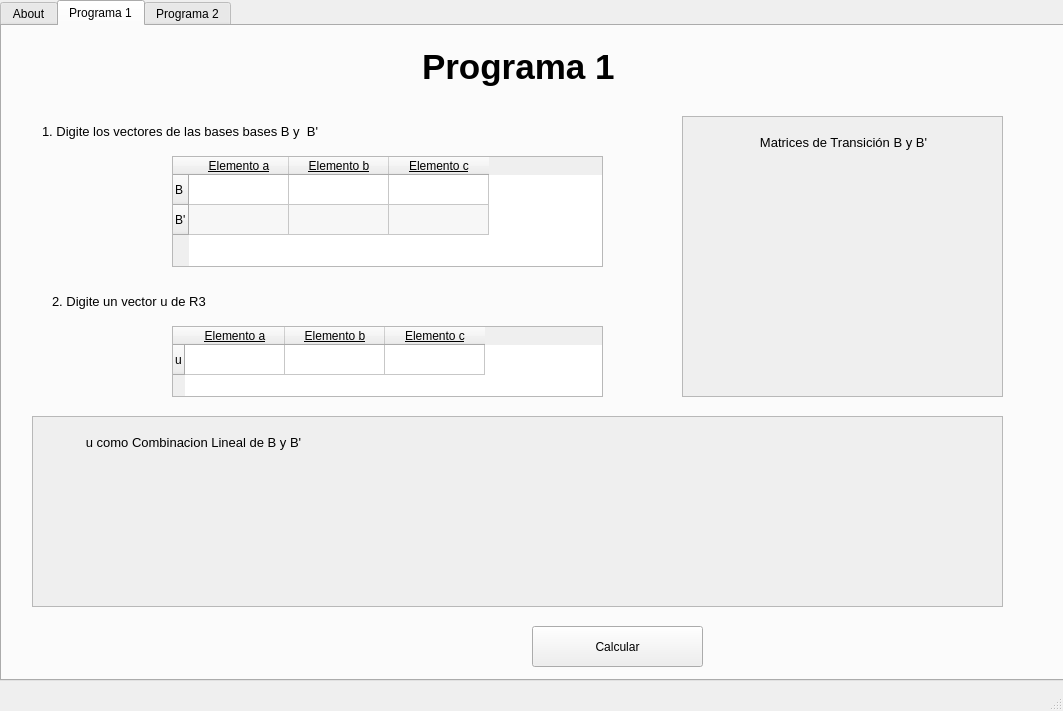
Above: UI/InterfazMenu.ui from bryanjimenezchacon/Progra2Algebra before the change. Below: the same form after it.
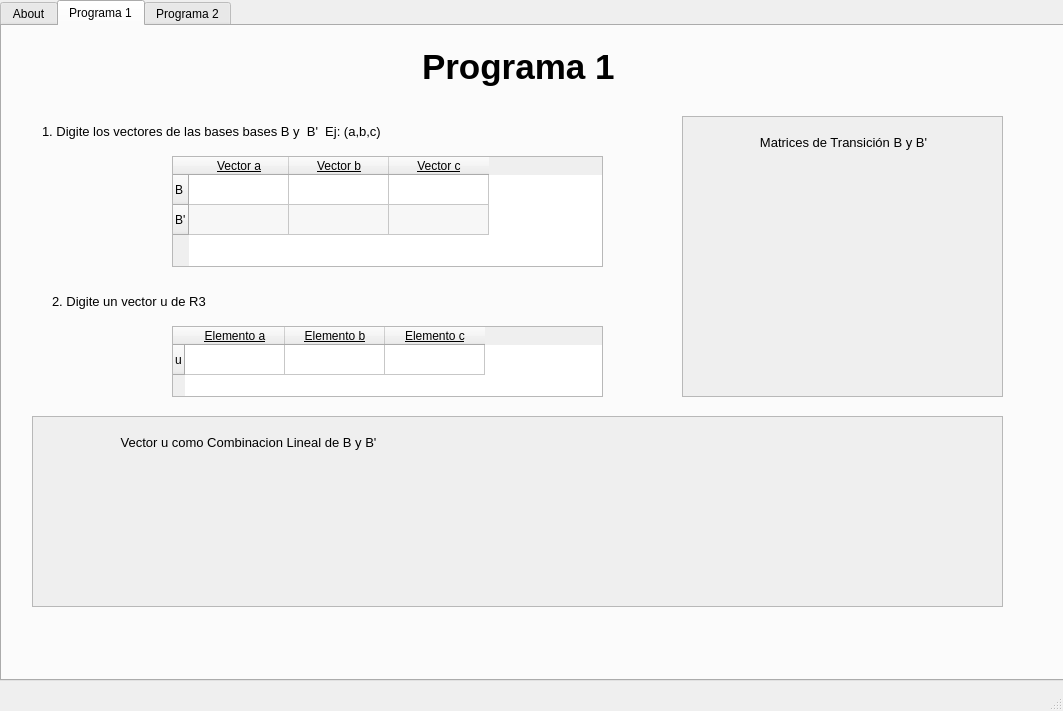
That is the form after the change. The open tabs and pages were chosen to show the change.

Commit message: Cambios de nombres

What changed in the file:
```diff
--- a/UI/InterfazMenu.ui
+++ b/UI/InterfazMenu.ui
@@ -179,25 +179,12 @@
        <bool>false</bool>
       </property>
      </widget>
-     <widget class="QPushButton" name="buttonCalcularCarretera">
-      <property name="geometry">
-       <rect>
-        <x>530</x>
-        <y>600</y>
-        <width>171</width>
-        <height>41</height>
-       </rect>
-      </property>
-      <property name="text">
-       <string>Calcular</string>
-      </property>
-     </widget>
      <widget class="QLabel" name="nombreCantidadCarreteras">
       <property name="geometry">
        <rect>
         <x>40</x>
         <y>90</y>
-        <width>371</width>
+        <width>551</width>
         <height>31</height>
        </rect>
       </property>
@@ -207,7 +194,7 @@
        </font>
       </property>
       <property name="text">
-       <string>1. Digite los vectores de las bases bases B y  B'</string>
+       <string>1. Digite los vectores de las bases bases B y  B'  Ej: (a,b,c)</string>
       </property>
      </widget>
      <widget class="QScrollArea" name="scrollArea">
@@ -278,7 +265,7 @@
       </row>
       <column>
        <property name="text">
-        <string>Elemento a</string>
+        <string>Vector a</string>
        </property>
        <property name="font">
         <font>
@@ -291,7 +278,7 @@
       </column>
       <column>
        <property name="text">
-        <string>Elemento b</string>
+        <string>Vector b</string>
        </property>
        <property name="font">
         <font>
@@ -304,7 +291,7 @@
       </column>
       <column>
        <property name="text">
-        <string>Elemento c</string>
+        <string>Vector c</string>
        </property>
        <property name="font">
         <font>
@@ -417,7 +404,7 @@
          <rect>
           <x>10</x>
           <y>10</y>
-          <width>301</width>
+          <width>411</width>
           <height>31</height>
          </rect>
         </property>
@@ -427,7 +414,7 @@
          </font>
         </property>
         <property name="text">
-         <string>u como Combinacion Lineal de B y B'</string>
+         <string>Vector u como Combinacion Lineal de B y B'</string>
         </property>
         <property name="alignment">
          <set>Qt::AlignCenter</set>
```
Left out of the diff: 16 changed lines with no effect on the pictures.
